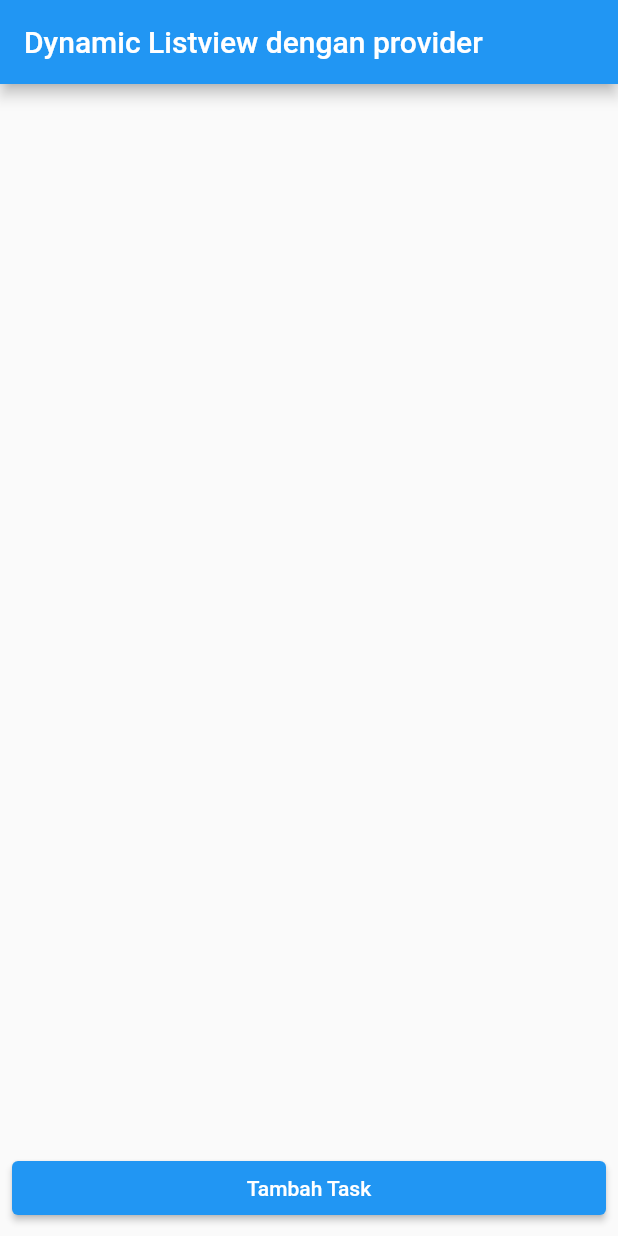
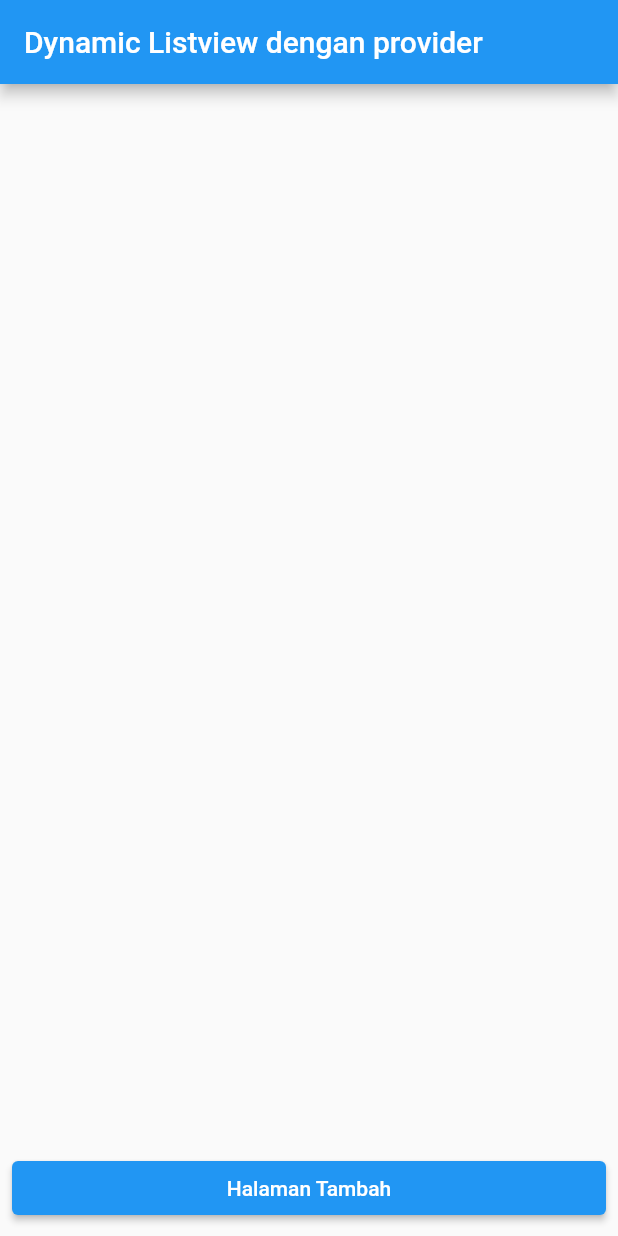
Before and after one commit to siubie/flutter-provider-listview, a Flutter app: the screen it shows after launch, on a phone screen of 412 x 824 dp. Run offline on Flutter 3.47's test engine with Material 2 defaults, Android fonts, the phone set to English and light mode, and no system bars.

Commit message:
Fixing List Page and REadme

```diff
--- a/lib/page/listpage.dart
+++ b/lib/page/listpage.dart
@@ -35,7 +35,7 @@ class MyListPage extends StatelessWidget {
                     onPressed: () {
                       Navigator.pushNamed(context, "/addTask");
                     },
-                    child: const Text("Tambah Task"),
+                    child: const Text("Halaman Tambah"),
                   ),
                 ),
               ],
```
Also changed, not shown: 1 other file.
